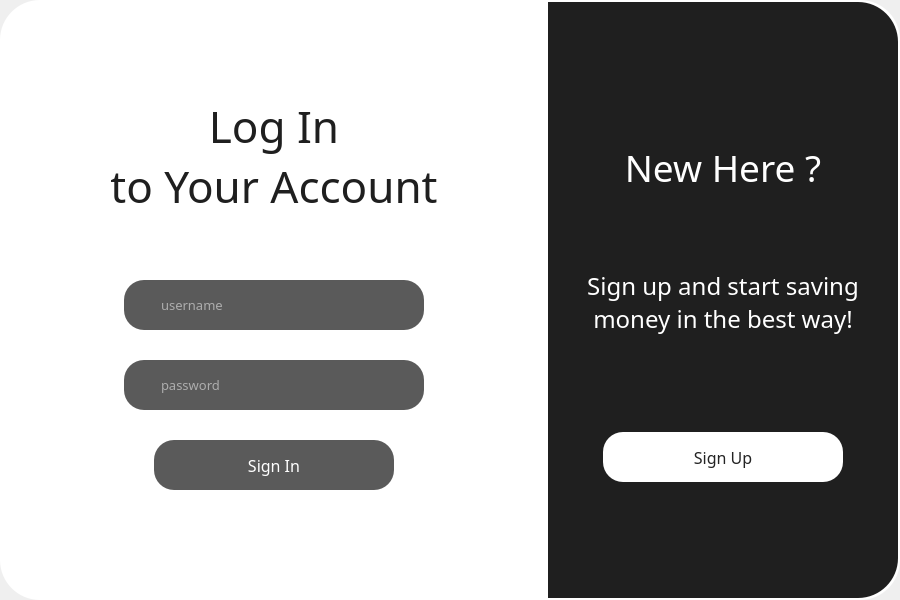
Above: mainwindow.ui from 262094/Financify before the change. Below: the same form after it.
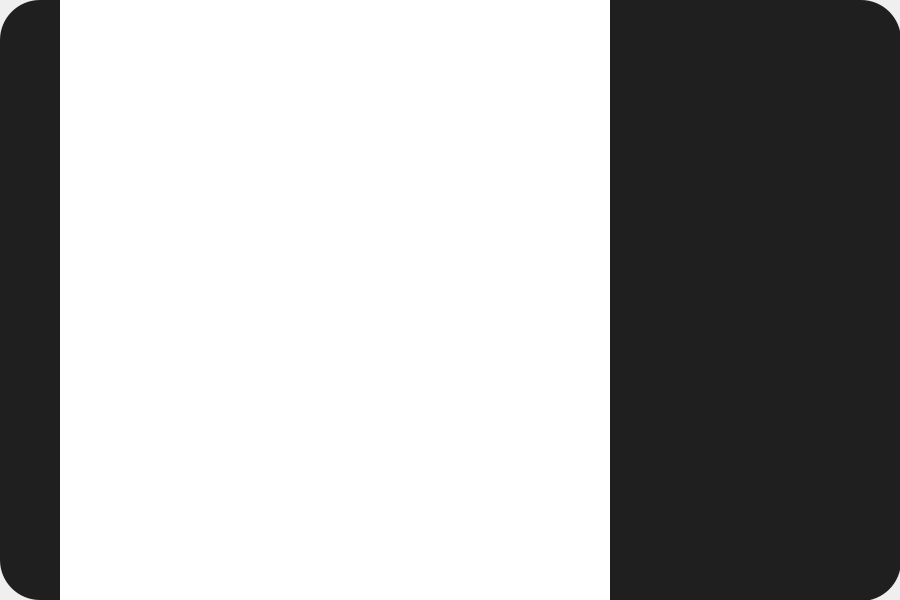
That is the form after the change. The open tabs and pages were chosen to show the change. Icons and pictures are not drawn.

Diff of the .ui file:
```diff
--- a/mainwindow.ui
+++ b/mainwindow.ui
@@ -1914,6 +1914,292 @@
       </widget>
      </widget>
     </widget>
+    <widget class="QWidget" name="charts">
+     <widget class="QWidget" name="leftMenuWidget_3" native="true">
+      <property name="enabled">
+       <bool>true</bool>
+      </property>
+      <property name="geometry">
+       <rect>
+        <x>0</x>
+        <y>0</y>
+        <width>60</width>
+        <height>600</height>
+       </rect>
+      </property>
+      <property name="styleSheet">
+       <string notr="true">QWidget#leftMenuWidget_3{
+background-color: rgb(31,31,31);
+border-top-left-radius:40px;
+border-bottom-left-radius:40px;
+}</string>
+      </property>
+      <widget class="QPushButton" name="accountButton_3">
+       <property name="geometry">
+        <rect>
+         <x>16</x>
+         <y>130</y>
+         <width>28</width>
+         <height>28</height>
+        </rect>
+       </property>
+       <property name="styleSheet">
+        <string notr="true">QWidget#accountButton_3{
+image: url(:/new/prefix1/icons//user.svg);
+}
+QWidget#accountButton_3:checked{
+border: none;
+outline: none;
+	image: url(:/new/prefix1/icons/user_clicked.svg);
+}
+QWidget#accountButton_3:pressed{
+border: none;
+outline: none;
+	image: url(:/new/prefix1/icons/user_clicked.svg);
+}</string>
+       </property>
+       <property name="text">
+        <string/>
+       </property>
+       <property name="iconSize">
+        <size>
+         <width>20</width>
+         <height>20</height>
+        </size>
+       </property>
+       <property name="checkable">
+        <bool>true</bool>
+       </property>
+       <property name="flat">
+        <bool>true</bool>
+       </property>
+      </widget>
+      <widget class="QPushButton" name="chartButton_3">
+       <property name="enabled">
+        <bool>true</bool>
+       </property>
+       <property name="geometry">
+        <rect>
+         <x>16</x>
+         <y>200</y>
+         <width>28</width>
+         <height>28</height>
+        </rect>
+       </property>
+       <property name="styleSheet">
+        <string notr="true">QWidget#chartButton_3{
+	image: url(:/new/prefix1/icons/pie-chart.svg);
+}
+QWidget#chartButton_3:checked{
+border: none;
+outline: none;
+image: url(:/new/prefix1/icons/pie-chart_clicked.svg);
+}
+QWidget#chartButton_3:pressed{
+border: none;
+outline: none;
+image: url(:/new/prefix1/icons/pie-chart_clicked.svg);
+}</string>
+       </property>
+       <property name="text">
+        <string/>
+       </property>
+       <property name="iconSize">
+        <size>
+         <width>20</width>
+         <height>20</height>
+        </size>
+       </property>
+       <property name="checkable">
+        <bool>true</bool>
+       </property>
+       <property name="default">
+        <bool>false</bool>
+       </property>
+       <property name="flat">
+        <bool>true</bool>
+       </property>
+      </widget>
+      <widget class="QPushButton" name="homeButton_3">
+       <property name="geometry">
+        <rect>
+         <x>16</x>
+         <y>60</y>
+         <width>28</width>
+         <height>28</height>
+        </rect>
+       </property>
+       <property name="styleSheet">
+        <string notr="true">QWidget#homeButton_3{
+image: url(:/new/prefix1/icons/home.svg);
+}
+QWidget#homeButton_3:checked{
+border: none;
+outline: none;
+	image: url(:/new/prefix1/icons/home_clicked.svg);
+}
+QWidget#homeButton_3:pressed{
+border: none;
+outline: none;
+	image: url(:/new/prefix1/icons/home_clicked.svg);
+}</string>
+       </property>
+       <property name="text">
+        <string/>
+       </property>
+       <property name="iconSize">
+        <size>
+         <width>20</width>
+         <height>20</height>
+        </size>
+       </property>
+       <property name="checkable">
+        <bool>true</bool>
+       </property>
+       <property name="checked">
+        <bool>true</bool>
+       </property>
+       <property name="default">
+        <bool>false</bool>
+       </property>
+       <property name="flat">
+        <bool>true</bool>
+       </property>
+      </widget>
+     </widget>
+     <widget class="QWidget" name="mainMenuWidget_3" native="true">
+      <property name="geometry">
+       <rect>
+        <x>60</x>
+        <y>0</y>
+        <width>840</width>
+        <height>600</height>
+       </rect>
+      </property>
+      <property name="font">
+       <font>
+        <family>Poppins</family>
+        <pointsize>12</pointsize>
+        <bold>false</bold>
+       </font>
+      </property>
+      <property name="styleSheet">
+       <string notr="true">QWidget#mainMenuWidget_3{
+background-color: rgb(255, 255, 255);
+border-top-right-radius:40px;
+border-bottom-right-radius:40px;
+}
+</string>
+      </property>
+      <widget class="QWidget" name="widget_7" native="true">
+       <property name="geometry">
+        <rect>
+         <x>550</x>
+         <y>0</y>
+         <width>291</width>
+         <height>601</height>
+        </rect>
+       </property>
+       <property name="styleSheet">
+        <string notr="true">QWidget#widget_7{
+	background-color: rgb(31, 31, 31);
+border-top-right-radius:40px;
+border-bottom-right-radius:40px;
+}
+</string>
+       </property>
+       <widget class="QPushButton" name="closeButton_8">
+        <property name="geometry">
+         <rect>
+          <x>220</x>
+          <y>30</y>
+          <width>28</width>
+          <height>28</height>
+         </rect>
+        </property>
+        <property name="styleSheet">
+         <string notr="true">QWidget#closeButton_8{
+	image: url(:/new/prefix1/icons/close_2.png);
+}
+
+QWidget#closeButton_8:hover{
+	image:url(:/new/prefix1/icons/close_pressed.png);
+}
+
+QWidget#closeButton_8:pressed{
+border: none;
+outline: none;
+image:url(:/new/prefix1/icons/close_pressed.png);
+}
+</string>
+        </property>
+        <property name="text">
+         <string/>
+        </property>
+        <property name="iconSize">
+         <size>
+          <width>20</width>
+          <height>20</height>
+         </size>
+        </property>
+        <property name="flat">
+         <bool>true</bool>
+        </property>
+       </widget>
+      </widget>
+     </widget>
+    </widget>
+    <widget class="QWidget" name="hello_page">
+     <widget class="QGraphicsView" name="graphicsView">
+      <property name="geometry">
+       <rect>
+        <x>200</x>
+        <y>-30</y>
+        <width>511</width>
+        <height>631</height>
+       </rect>
+      </property>
+      <property name="styleSheet">
+       <string notr="true">background-image: url(:/new/prefix1/icons/graph1.png);</string>
+      </property>
+     </widget>
+     <widget class="QPushButton" name="startButton">
+      <property name="geometry">
+       <rect>
+        <x>310</x>
+        <y>550</y>
+        <width>281</width>
+        <height>41</height>
+       </rect>
+      </property>
+      <property name="font">
+       <font>
+        <family>Poppins</family>
+        <pointsize>12</pointsize>
+        <bold>false</bold>
+       </font>
+      </property>
+      <property name="styleSheet">
+       <string notr="true">QWidget#startButton{
+	background-color: rgb(90, 90, 90);
+	border-radius:20px;
+	color: rgb(255,255,255);
+}
+
+QWidget#startButton:hover{
+	background-color: rgb(195, 195, 195);
+	border-radius:20px;
+	color: rgb(255,255,255);
+}</string>
+      </property>
+      <property name="text">
+       <string>START</string>
+      </property>
+      <property name="flat">
+       <bool>true</bool>
+      </property>
+     </widget>
+    </widget>
    </widget>
   </widget>
  </widget>
```
Left out of the diff: 65 changed lines with no effect on the pictures.
